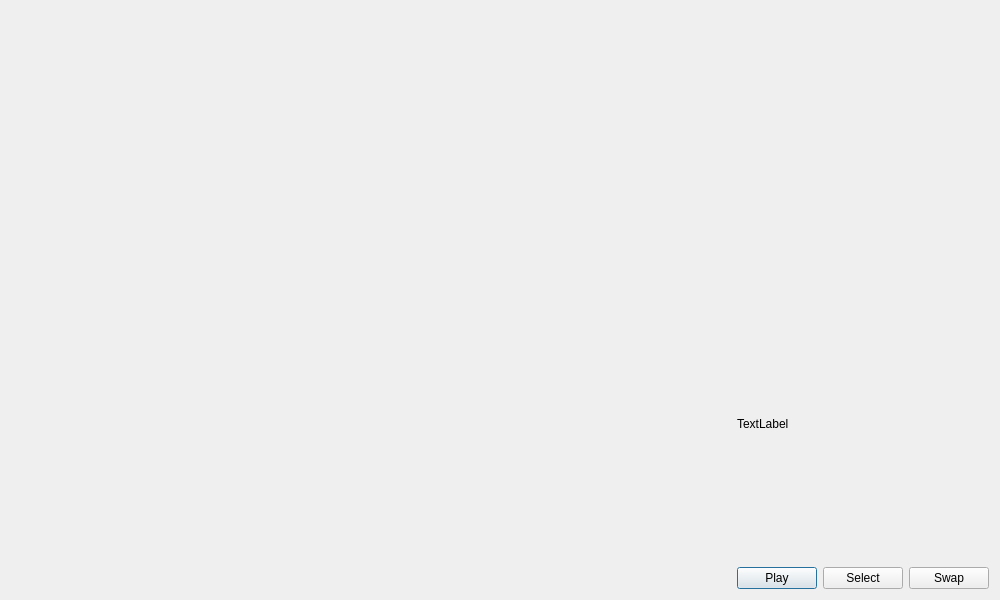
The window that demoRMR/replaydialog.ui (peetee138/demoRMR-all) describes before a commit, drawn with Qt 5.
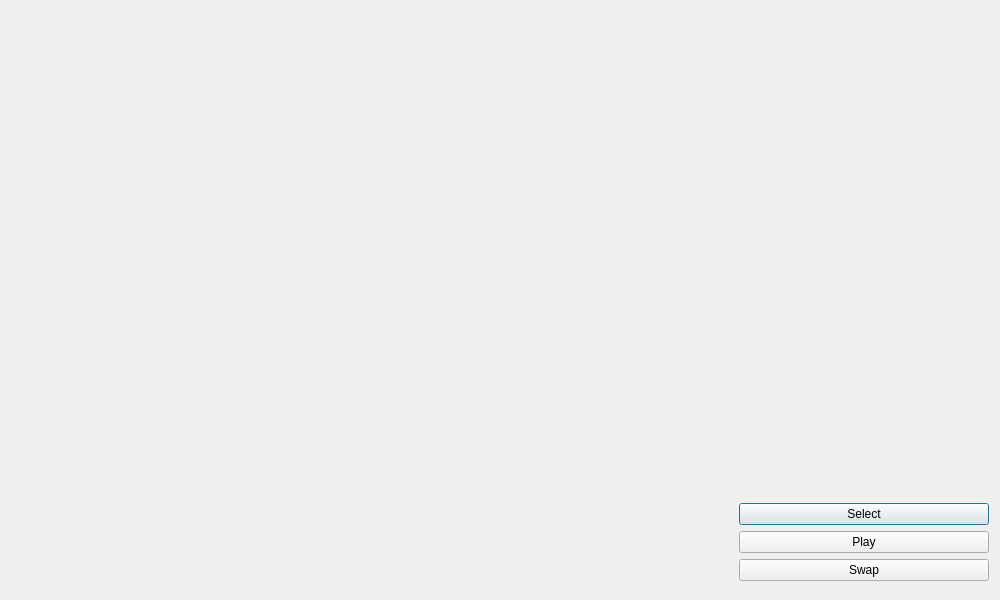
The same window after the commit.

```diff
--- a/demoRMR/replaydialog.ui
+++ b/demoRMR/replaydialog.ui
@@ -39,19 +39,19 @@
        <property name="minimumSize">
         <size>
          <width>250</width>
-         <height>400</height>
+         <height>225</height>
         </size>
        </property>
        <property name="maximumSize">
         <size>
          <width>250</width>
-         <height>400</height>
+         <height>225</height>
         </size>
        </property>
        <widget class="QStackedWidget" name="stackedWidget_2">
         <property name="geometry">
          <rect>
-          <x>10</x>
+          <x>0</x>
           <y>10</y>
           <width>241</width>
           <height>181</height>
@@ -64,33 +64,43 @@
      </item>
      <item>
       <widget class="QLabel" name="label">
+       <property name="minimumSize">
+        <size>
+         <width>0</width>
+         <height>25</height>
+        </size>
+       </property>
+       <property name="maximumSize">
+        <size>
+         <width>16777215</width>
+         <height>25</height>
+        </size>
+       </property>
        <property name="text">
-        <string>TextLabel</string>
+        <string/>
        </property>
       </widget>
      </item>
-     <item>
-      <spacer name="verticalSpacer">
-       <property name="orientation">
-        <enum>Qt::Orientation::Vertical</enum>
+     <item alignment="Qt::AlignmentFlag::AlignHCenter">
+      <widget class="QWidget" name="widget_2" native="true">
+       <property name="minimumSize">
+        <size>
+         <width>120</width>
+         <height>200</height>
+        </size>
        </property>
-       <property name="sizeHint" stdset="0">
+       <property name="maximumSize">
         <size>
-         <width>20</width>
-         <height>40</height>
+         <width>120</width>
+         <height>200</height>
         </size>
        </property>
-      </spacer>
+      </widget>
      </item>
      <item>
       <layout class="QHBoxLayout" name="horizontalLayout">
        <item>
-        <widget class="QPushButton" name="pushButton_2">
-         <property name="text">
-          <string>Play</string>
-         </property>
-        </widget>
-       </item>
+        <layout class="QVBoxLayout" name="verticalLayout_3">
        <item>
         <widget class="QPushButton" name="pushButton">
          <property name="text">
@@ -98,6 +108,13 @@
          </property>
         </widget>
        </item>
+         <item>
+          <widget class="QPushButton" name="pushButton_2">
+           <property name="text">
+            <string>Play</string>
+           </property>
+          </widget>
+         </item>
        <item>
         <widget class="QPushButton" name="pushButton_3">
          <property name="text">
@@ -108,6 +125,14 @@
       </layout>
      </item>
     </layout>
+     </item>
+    </layout>
+   </item>
+   <item row="0" column="0">
+    <widget class="QStackedWidget" name="stackedWidget">
+     <widget class="QWidget" name="bigLidar"/>
+     <widget class="QWidget" name="bigCamera"/>
+    </widget>
    </item>
   </layout>
  </widget>
```
Left out of the diff: 8 changed lines with no effect on the pictures. Lines whose indentation alone changed are shown as unchanged.
